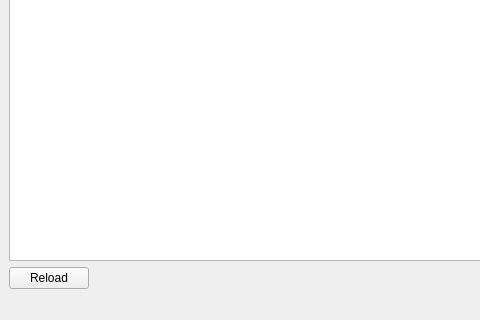
Old version of the form NewGui.ui in the repository germandutchwindtunnels/nettools; both pictures show x 0 to 480 and y 218 to 538 of the 748 by 538 pixel window.
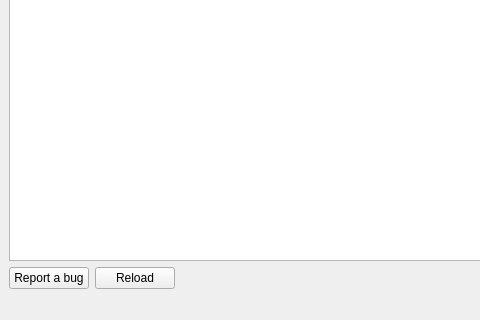
New version of the form.

Commit message: Added bug report button (cf. PortConfigGui).

```diff
--- a/NewGui.ui
+++ b/NewGui.ui
@@ -49,6 +49,13 @@
     </item>
     <item>
      <layout class="QHBoxLayout" name="horizontalLayout">
+      <item>
+       <widget class="QPushButton" name="buttonBugReport">
+        <property name="text">
+         <string>Report a bug</string>
+        </property>
+       </widget>
+      </item>
       <item>
        <widget class="QPushButton" name="buttonReload">
         <property name="text">
```
Left out of the diff: 2 changed lines with no effect on the pictures. The commit also changes 1 other file.
